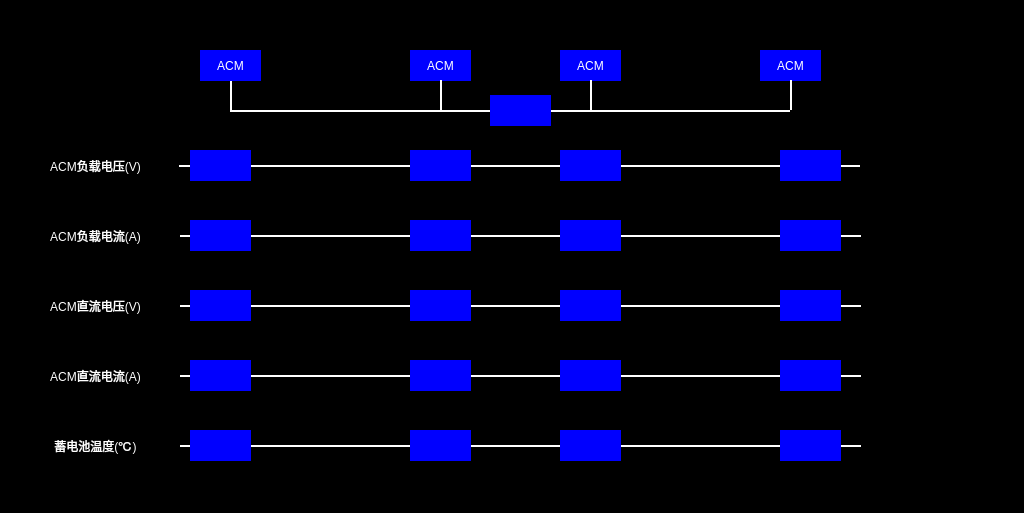
The window that vehiclesivpage.ui (mayue-crrc/ShenyangMetro9DB) describes before a commit, drawn with Qt 5.
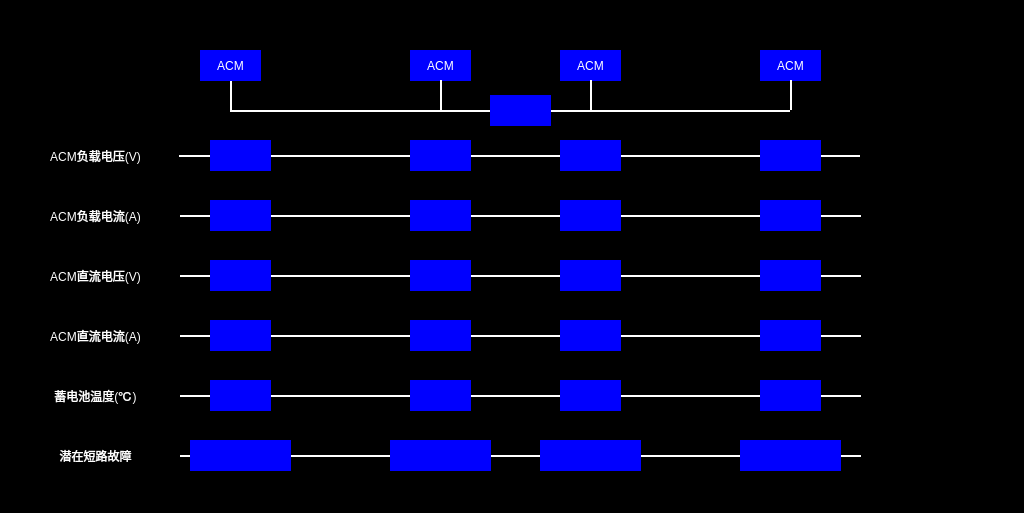
The same window after the commit. Icons and pictures are not drawn.

Patch:
```diff
--- a/vehiclesivpage.ui
+++ b/vehiclesivpage.ui
@@ -34,8 +34,8 @@
   <widget class="QLabel" name="BCTTC1lbl">
    <property name="geometry">
     <rect>
-     <x>190</x>
-     <y>430</y>
+     <x>210</x>
+     <y>380</y>
      <width>61</width>
      <height>31</height>
     </rect>
@@ -51,7 +51,7 @@
    <property name="geometry">
     <rect>
      <x>560</x>
-     <y>150</y>
+     <y>140</y>
      <width>61</width>
      <height>31</height>
     </rect>
@@ -66,8 +66,8 @@
   <widget class="QLabel" name="LOADVTC2lbl">
    <property name="geometry">
     <rect>
-     <x>780</x>
-     <y>150</y>
+     <x>760</x>
+     <y>140</y>
      <width>61</width>
      <height>31</height>
     </rect>
@@ -82,8 +82,8 @@
   <widget class="QLabel" name="DCVTC2lbl">
    <property name="geometry">
     <rect>
-     <x>780</x>
-     <y>290</y>
+     <x>760</x>
+     <y>260</y>
      <width>61</width>
      <height>31</height>
     </rect>
@@ -99,7 +99,7 @@
    <property name="geometry">
     <rect>
      <x>560</x>
-     <y>290</y>
+     <y>260</y>
      <width>61</width>
      <height>31</height>
     </rect>
@@ -115,7 +115,7 @@
    <property name="geometry">
     <rect>
      <x>180</x>
-     <y>235</y>
+     <y>215</y>
      <width>681</width>
      <height>2</height>
     </rect>
@@ -133,8 +133,8 @@
   <widget class="QLabel" name="LOADVTC1lbl">
    <property name="geometry">
     <rect>
-     <x>190</x>
-     <y>150</y>
+     <x>210</x>
+     <y>140</y>
      <width>61</width>
      <height>31</height>
     </rect>
@@ -150,7 +150,7 @@
    <property name="geometry">
     <rect>
      <x>20</x>
-     <y>430</y>
+     <y>380</y>
      <width>151</width>
      <height>31</height>
     </rect>
@@ -169,7 +169,7 @@
    <property name="geometry">
     <rect>
      <x>20</x>
-     <y>360</y>
+     <y>320</y>
      <width>151</width>
      <height>31</height>
     </rect>
@@ -188,7 +188,7 @@
    <property name="geometry">
     <rect>
      <x>560</x>
-     <y>220</y>
+     <y>200</y>
      <width>61</width>
      <height>31</height>
     </rect>
@@ -204,7 +204,7 @@
    <property name="geometry">
     <rect>
      <x>410</x>
-     <y>220</y>
+     <y>200</y>
      <width>61</width>
      <height>31</height>
     </rect>
@@ -219,8 +219,8 @@
   <widget class="QLabel" name="DCATC2lbl">
    <property name="geometry">
     <rect>
-     <x>780</x>
-     <y>360</y>
+     <x>760</x>
+     <y>320</y>
      <width>61</width>
      <height>31</height>
     </rect>
@@ -235,8 +235,8 @@
   <widget class="QLabel" name="LOADATC1lbl">
    <property name="geometry">
     <rect>
-     <x>190</x>
-     <y>220</y>
+     <x>210</x>
+     <y>200</y>
      <width>61</width>
      <height>31</height>
     </rect>
@@ -251,8 +251,8 @@
   <widget class="QLabel" name="LOADATC2lbl">
    <property name="geometry">
     <rect>
-     <x>780</x>
-     <y>220</y>
+     <x>760</x>
+     <y>200</y>
      <width>61</width>
      <height>31</height>
     </rect>
@@ -268,7 +268,7 @@
    <property name="geometry">
     <rect>
      <x>180</x>
-     <y>375</y>
+     <y>335</y>
      <width>681</width>
      <height>2</height>
     </rect>
@@ -287,7 +287,7 @@
    <property name="geometry">
     <rect>
      <x>410</x>
-     <y>290</y>
+     <y>260</y>
      <width>61</width>
      <height>31</height>
     </rect>
@@ -303,7 +303,7 @@
    <property name="geometry">
     <rect>
      <x>179</x>
-     <y>165</y>
+     <y>155</y>
      <width>681</width>
      <height>2</height>
     </rect>
@@ -321,8 +321,8 @@
   <widget class="QLabel" name="DCVTC1lbl">
    <property name="geometry">
     <rect>
-     <x>190</x>
-     <y>290</y>
+     <x>210</x>
+     <y>260</y>
      <width>61</width>
      <height>31</height>
     </rect>
@@ -338,7 +338,7 @@
    <property name="geometry">
     <rect>
      <x>180</x>
-     <y>305</y>
+     <y>275</y>
      <width>681</width>
      <height>2</height>
     </rect>
@@ -356,8 +356,8 @@
   <widget class="QLabel" name="BCTTC2lbl">
    <property name="geometry">
     <rect>
-     <x>780</x>
-     <y>430</y>
+     <x>760</x>
+     <y>380</y>
      <width>61</width>
      <height>31</height>
     </rect>
@@ -373,7 +373,7 @@
    <property name="geometry">
     <rect>
      <x>20</x>
-     <y>290</y>
+     <y>260</y>
      <width>151</width>
      <height>31</height>
     </rect>
@@ -392,7 +392,7 @@
    <property name="geometry">
     <rect>
      <x>410</x>
-     <y>150</y>
+     <y>140</y>
      <width>61</width>
      <height>31</height>
     </rect>
@@ -408,7 +408,7 @@
    <property name="geometry">
     <rect>
      <x>20</x>
-     <y>220</y>
+     <y>200</y>
      <width>151</width>
      <height>31</height>
     </rect>
@@ -427,7 +427,7 @@
    <property name="geometry">
     <rect>
      <x>180</x>
-     <y>445</y>
+     <y>395</y>
      <width>681</width>
      <height>2</height>
     </rect>
@@ -445,8 +445,8 @@
   <widget class="QLabel" name="DCATC1lbl">
    <property name="geometry">
     <rect>
-     <x>190</x>
-     <y>360</y>
+     <x>210</x>
+     <y>320</y>
      <width>61</width>
      <height>31</height>
     </rect>
@@ -462,7 +462,7 @@
    <property name="geometry">
     <rect>
      <x>20</x>
-     <y>150</y>
+     <y>140</y>
      <width>151</width>
      <height>31</height>
     </rect>
@@ -481,7 +481,7 @@
    <property name="geometry">
     <rect>
      <x>410</x>
-     <y>360</y>
+     <y>320</y>
      <width>61</width>
      <height>31</height>
     </rect>
@@ -497,7 +497,7 @@
    <property name="geometry">
     <rect>
      <x>560</x>
-     <y>360</y>
+     <y>320</y>
      <width>61</width>
      <height>31</height>
     </rect>
@@ -691,7 +691,7 @@
    <property name="geometry">
     <rect>
      <x>410</x>
-     <y>430</y>
+     <y>380</y>
      <width>61</width>
      <height>31</height>
     </rect>
@@ -707,7 +707,7 @@
    <property name="geometry">
     <rect>
      <x>560</x>
-     <y>430</y>
+     <y>380</y>
      <width>61</width>
      <height>31</height>
     </rect>
@@ -719,11 +719,117 @@
     <set>Qt::AlignCenter</set>
    </property>
   </widget>
-  <zorder>lbl1_10</zorder>
+  <widget class="QLabel" name="SCTC2lbl">
+   <property name="geometry">
+    <rect>
+     <x>740</x>
+     <y>440</y>
+     <width>101</width>
+     <height>31</height>
+    </rect>
+   </property>
+   <property name="text">
+    <string/>
+   </property>
+   <property name="alignment">
+    <set>Qt::AlignCenter</set>
+   </property>
+  </widget>
+  <widget class="QLabel" name="SCM1lbl">
+   <property name="geometry">
+    <rect>
+     <x>390</x>
+     <y>440</y>
+     <width>101</width>
+     <height>31</height>
+    </rect>
+   </property>
+   <property name="text">
+    <string/>
+   </property>
+   <property name="alignment">
+    <set>Qt::AlignCenter</set>
+   </property>
+  </widget>
+  <widget class="QLabel" name="lbl1_7">
+   <property name="geometry">
+    <rect>
+     <x>20</x>
+     <y>440</y>
+     <width>151</width>
+     <height>31</height>
+    </rect>
+   </property>
+   <property name="styleSheet">
+    <string notr="true">background-color:black;</string>
+   </property>
+   <property name="text">
+    <string>潜在短路故障</string>
+   </property>
+   <property name="alignment">
+    <set>Qt::AlignCenter</set>
+   </property>
+  </widget>
+  <widget class="QLabel" name="SCTC1lbl">
+   <property name="geometry">
+    <rect>
+     <x>190</x>
+     <y>440</y>
+     <width>101</width>
+     <height>31</height>
+    </rect>
+   </property>
+   <property name="styleSheet">
+    <string notr="true"/>
+   </property>
+   <property name="text">
+    <string/>
+   </property>
+   <property name="alignment">
+    <set>Qt::AlignCenter</set>
+   </property>
+  </widget>
+  <widget class="QLabel" name="lbl1_18">
+   <property name="geometry">
+    <rect>
+     <x>180</x>
+     <y>455</y>
+     <width>681</width>
+     <height>2</height>
+    </rect>
+   </property>
+   <property name="styleSheet">
+    <string notr="true">background-color:white;</string>
+   </property>
+   <property name="text">
+    <string/>
+   </property>
+   <property name="alignment">
+    <set>Qt::AlignCenter</set>
+   </property>
+  </widget>
+  <widget class="QLabel" name="SCM2lbl">
+   <property name="geometry">
+    <rect>
+     <x>540</x>
+     <y>440</y>
+     <width>101</width>
+     <height>31</height>
+    </rect>
+   </property>
+   <property name="text">
+    <string/>
+   </property>
+   <property name="alignment">
+    <set>Qt::AlignCenter</set>
+   </property>
+  </widget>
   <zorder>lbl1_11</zorder>
-  <zorder>lbl1_9</zorder>
-  <zorder>lbl1_8</zorder>
   <zorder>lbl1_12</zorder>
+  <zorder>lbl1_8</zorder>
+  <zorder>lbl1_18</zorder>
+  <zorder>lbl1_9</zorder>
+  <zorder>lbl1_10</zorder>
   <zorder>BCTTC1lbl</zorder>
   <zorder>LOADVM2lbl</zorder>
   <zorder>LOADVTC2lbl</zorder>
@@ -759,6 +865,11 @@
   <zorder>ACMKMlbl</zorder>
   <zorder>BCTM1lbl</zorder>
   <zorder>BCTM2lbl</zorder>
+  <zorder>SCTC2lbl</zorder>
+  <zorder>SCM1lbl</zorder>
+  <zorder>lbl1_7</zorder>
+  <zorder>SCTC1lbl</zorder>
+  <zorder>SCM2lbl</zorder>
  </widget>
  <resources/>
  <connections/>
```
